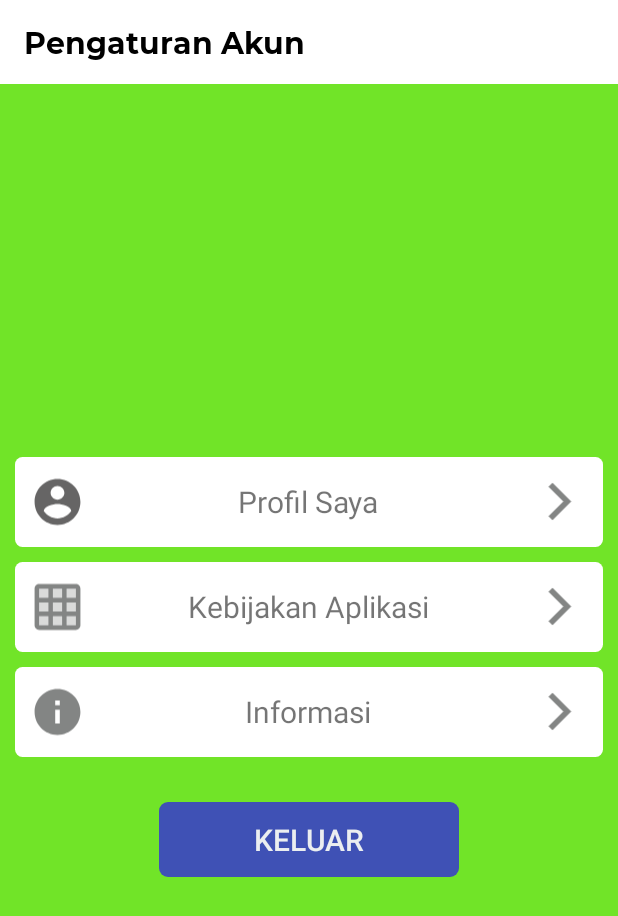
After one commit to alfian2232/ProjectAndro1, an Android app: the PengaturanAkunActivity screen opened directly, with no data from a screen before it, on a phone screen of 412 x 824 dp. The commit adds this screen. Shown: the top 916 px of the screen. Run offline under Robolectric (Android 15) with nearby library versions, the phone set to English and light mode, and no system bars.

Commit message:
update gan 1

```diff
--- a/Pict/app/src/main/AndroidManifest.xml
+++ b/Pict/app/src/main/AndroidManifest.xml
@@ -15,7 +15,10 @@
         android:roundIcon="@drawable/ic_logo"
         android:supportsRtl="true"
         android:theme="@style/AppTheme">
-        <activity android:name=".pembeli.PembeliMainActivity"></activity>
+        <activity android:name=".Petani.InformasiActivity"></activity>
+        <activity android:name=".Petani.KebijakanAppActivity" />
+        <activity android:name=".Petani.PengaturanAkunActivity" />
+        <activity android:name=".pembeli.PembeliMainActivity" />
         <activity android:name=".pembeli.PembeliRegisterActivity" />
         <activity android:name=".pembeli.PembeliLoginActivity" />
         <activity android:name=".Petani.TambahProdukActivity" />
--- /dev/null
+++ b/Pict/app/src/main/java/com/example/asus/pict/Petani/PengaturanAkunActivity.java
@@ -0,0 +1,41 @@
+package com.example.asus.pict.Petani;
+
+import android.content.Intent;
+import android.support.v7.app.AppCompatActivity;
+import android.os.Bundle;
+import android.support.v7.widget.CardView;
+import android.view.View;
+import android.widget.Button;
+
+import com.example.asus.pict.R;
+
+public class PengaturanAkunActivity extends AppCompatActivity {
+
+    CardView cv_profil,cv_kebijakan,cv_informasi;
+    Button btn_keluar;
+    @Override
+    protected void onCreate(Bundle savedInstanceState) {
+        super.onCreate(savedInstanceState);
+        setContentView(R.layout.activity_pengaturan_akun);
+        cv_profil = findViewById(R.id.cv_profil);
+        cv_kebijakan = findViewById(R.id.cv_kebijakan);
+        cv_informasi = findViewById(R.id.cv_info);
+        btn_keluar = findViewById(R.id.btn_keluar);
+
+        cv_kebijakan.setOnClickListener(new View.OnClickListener() {
+            @Override
+            public void onClick(View v) {
+                startActivity(new Intent(PengaturanAkunActivity.this,KebijakanAppActivity.class));
+            }
+        });
+
+        btn_keluar.setOnClickListener(new View.OnClickListener() {
+            @Override
+            public void onClick(View v) {
+                finish();
+            }
+        });
+
+
+    }
+}
--- /dev/null
+++ b/Pict/app/src/main/res/drawable/ic_grid.xml
@@ -0,0 +1,8 @@
+<vector android:height="24dp" android:tint="#838584"
+    android:viewportHeight="24" android:viewportWidth="24"
+    android:width="24dp" xmlns:android="http://schemas.android.com/apk/res/android">
+    <path android:fillAlpha="0.3"
+        android:fillColor="@android:color/white"
+        android:pathData="M10,10h4v4h-4zM10,16h4v4h-4zM4,4h4v4L4,8zM4,10h4v4L4,14zM4,16h4v4L4,20zM16,4h4v4h-4zM16,10h4v4h-4zM16,16h4v4h-4zM10,4h4v4h-4z" android:strokeAlpha="0.3"/>
+    <path android:fillColor="@android:color/white" android:pathData="M20,2L4,2c-1.1,0 -2,0.9 -2,2v16c0,1.1 0.9,2 2,2h16c1.1,0 2,-0.9 2,-2L22,4c0,-1.1 -0.9,-2 -2,-2zM8,20L4,20v-4h4v4zM8,14L4,14v-4h4v4zM8,8L4,8L4,4h4v4zM14,20h-4v-4h4v4zM14,14h-4v-4h4v4zM14,8h-4L10,4h4v4zM20,20h-4v-4h4v4zM20,14h-4v-4h4v4zM20,8h-4L16,4h4v4z"/>
+</vector>
--- /dev/null
+++ b/Pict/app/src/main/res/drawable/ic_info.xml
@@ -0,0 +1,5 @@
+<vector android:height="24dp" android:tint="#838584"
+    android:viewportHeight="24" android:viewportWidth="24"
+    android:width="24dp" xmlns:android="http://schemas.android.com/apk/res/android">
+    <path android:fillColor="@android:color/white" android:pathData="M12,2C6.48,2 2,6.48 2,12s4.48,10 10,10 10,-4.48 10,-10S17.52,2 12,2zM13,17h-2v-6h2v6zM13,9h-2L11,7h2v2z"/>
+</vector>
--- /dev/null
+++ b/Pict/app/src/main/res/layout/activity_pengaturan_akun.xml
@@ -0,0 +1,151 @@
+<?xml version="1.0" encoding="utf-8"?>
+<LinearLayout xmlns:android="http://schemas.android.com/apk/res/android"
+    xmlns:app="http://schemas.android.com/apk/res-auto"
+    xmlns:tools="http://schemas.android.com/tools"
+    android:layout_width="match_parent"
+    android:layout_height="match_parent"
+    tools:context=".Petani.PengaturanAkunActivity"
+    android:orientation="vertical"
+    android:background="@color/ijo">
+
+    <android.support.design.widget.AppBarLayout
+        android:layout_width="match_parent"
+        android:layout_height="wrap_content">
+        <android.support.v7.widget.Toolbar
+            android:layout_width="match_parent"
+            android:layout_height="wrap_content"
+            android:id="@+id/toolbar"
+            android:background="@color/list_row_start_color">
+            <TextView
+                android:layout_width="wrap_content"
+                android:layout_height="wrap_content"
+                android:fontFamily="@font/montserrat_bold"
+                android:text="Pengaturan Akun"
+                android:textColor="@color/black"
+                android:textSize="20sp"/>
+        </android.support.v7.widget.Toolbar>
+    </android.support.design.widget.AppBarLayout>
+
+    <LinearLayout
+        android:layout_width="match_parent"
+        android:layout_height="match_parent"
+        android:orientation="vertical"
+        android:gravity="center">
+        <android.support.v7.widget.CardView
+            android:layout_width="match_parent"
+            android:layout_height="wrap_content"
+            android:id="@+id/cv_profil"
+            android:layout_marginTop="10dp"
+            app:cardCornerRadius="5dp"
+            android:layout_marginHorizontal="10dp"
+            app:cardElevation="4dp">
+            <LinearLayout
+                android:layout_width="match_parent"
+                android:layout_height="wrap_content"
+                android:orientation="horizontal"
+                android:padding="10dp">
+                <ImageView
+                    android:layout_width="0dp"
+                    android:layout_height="40dp"
+                    android:src="@drawable/ic_profile"
+                    android:layout_weight="0.1"/>
+                <TextView
+                    android:layout_width="0dp"
+                    android:layout_height="wrap_content"
+                    android:layout_weight="0.8"
+                    android:text="Profil Saya"
+                    android:textSize="20sp"
+                    android:layout_gravity="center"
+                    android:textAlignment="center"/>
+                <ImageView
+                    android:layout_width="0dp"
+                    android:layout_height="30dp"
+                    android:src="@drawable/ic_arrow"
+                    android:layout_weight="0.1"
+                    android:layout_gravity="center"/>
+            </LinearLayout>
+        </android.support.v7.widget.CardView>
+
+        <android.support.v7.widget.CardView
+            android:layout_width="match_parent"
+            android:layout_height="wrap_content"
+            android:id="@+id/cv_kebijakan"
+            android:layout_marginTop="10dp"
+            app:cardCornerRadius="5dp"
+            android:layout_marginHorizontal="10dp"
+            app:cardElevation="4dp">
+            <LinearLayout
+                android:layout_width="match_parent"
+                android:layout_height="wrap_content"
+                android:orientation="horizontal"
+                android:padding="10dp">
+                <ImageView
+                    android:layout_width="0dp"
+                    android:layout_height="40dp"
+                    android:src="@drawable/ic_grid"
+                    android:layout_weight="0.1"/>
+                <TextView
+                    android:layout_width="0dp"
+                    android:layout_height="wrap_content"
+                    android:layout_weight="0.8"
+                    android:text="Kebijakan Aplikasi"
+                    android:textSize="20sp"
+                    android:layout_gravity="center"
+                    android:textAlignment="center"/>
+                <ImageView
+                    android:layout_width="0dp"
+                    android:layout_height="30dp"
+                    android:src="@drawable/ic_arrow"
+                    android:layout_weight="0.1"
+                    android:layout_gravity="center"/>
+            </LinearLayout>
+        </android.support.v7.widget.CardView>
+
+        <android.support.v7.widget.CardView
+            android:layout_width="match_parent"
+            android:layout_height="wrap_content"
+            android:id="@+id/cv_info"
+            android:layout_marginTop="10dp"
+            app:cardCornerRadius="5dp"
+            android:layout_marginHorizontal="10dp"
+            app:cardElevation="4dp">
+            <LinearLayout
+                android:layout_width="match_parent"
+                android:layout_height="wrap_content"
+                android:orientation="horizontal"
+                android:padding="10dp">
+                <ImageView
+                    android:layout_width="0dp"
+                    android:layout_height="40dp"
+                    android:src="@drawable/ic_info"
+                    android:layout_weight="0.1"/>
+                <TextView
+                    android:layout_width="0dp"
+                    android:layout_height="wrap_content"
+                    android:layout_weight="0.8"
+                    android:text="Informasi"
+                    android:textSize="20sp"
+                    android:layout_gravity="center"
+                    android:textAlignment="center"/>
+                <ImageView
+                    android:layout_width="0dp"
+                    android:layout_height="30dp"
+                    android:src="@drawable/ic_arrow"
+                    android:layout_weight="0.1"
+                    android:layout_gravity="center"/>
+            </LinearLayout>
+        </android.support.v7.widget.CardView>
+
+        <Button
+            android:layout_width="200dp"
+            android:layout_height="50dp"
+            android:id="@+id/btn_keluar"
+            android:text="keluar"
+            android:background="@drawable/bg_button_ungu"
+            android:textSize="20sp"
+            android:textColor="@color/list_row_hover_end_color"
+            android:layout_marginTop="30dp"/>
+    </LinearLayout>
+
+
+</LinearLayout>
```
Also changed, not shown: Pict/app/src/main/java/com/example/asus/pict/Petani/InformasiActivity.java (added, +15 -0 lines), Pict/app/src/main/java/com/example/asus/pict/Petani/KebijakanAppActivity.java (added, +15 -0 lines), Pict/app/src/main/res/layout/activity_halaman_utama.xml (+15 -15 lines), Pict/app/src/main/res/layout/activity_informasi.xml (added, +11 -0 lines), Pict/app/src/main/res/layout/activity_kebijakan_app.xml (added, +58 -0 lines).
